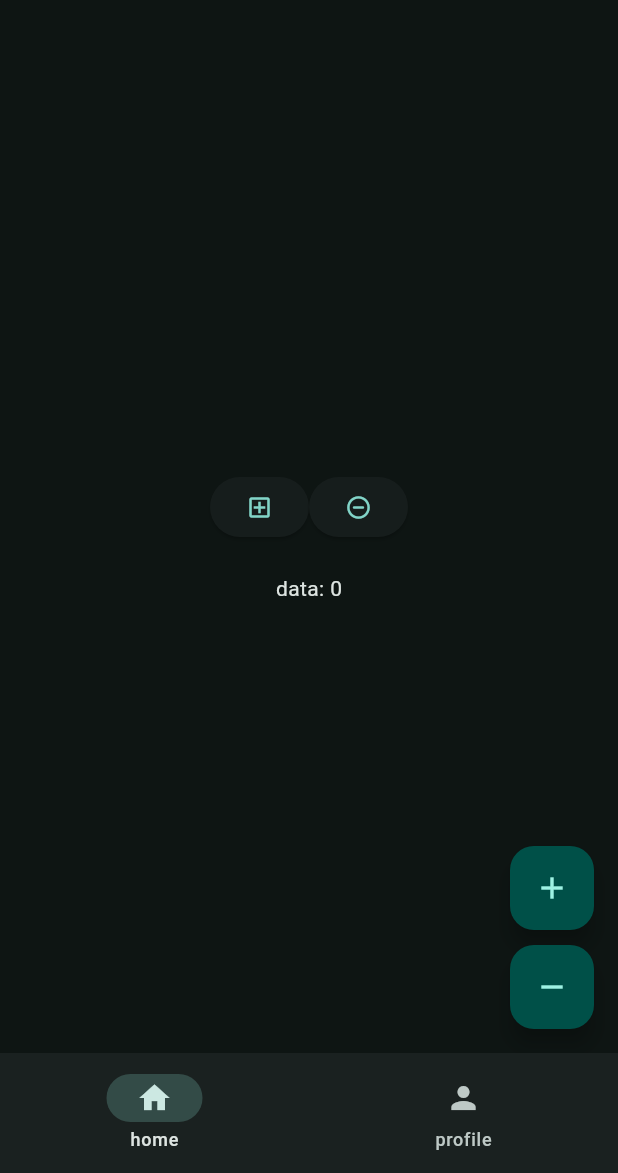
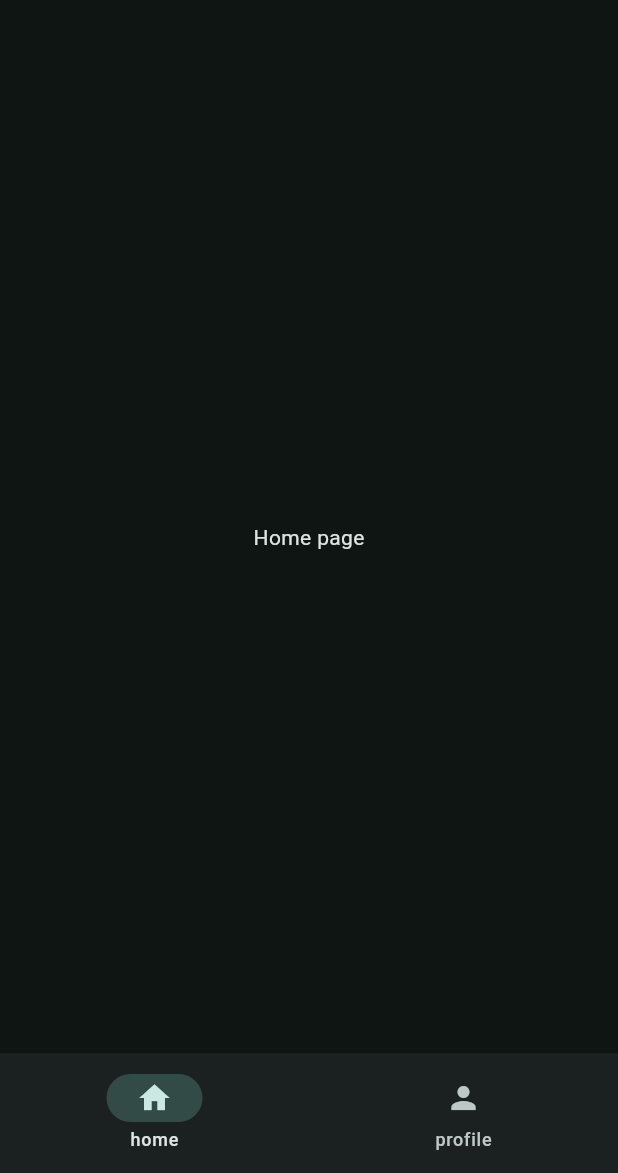
Before and after one commit to MNJTdhr/finish_flutter, a Flutter app: the screen it shows after launch, on a phone screen of 412 x 824 dp, the part 63-1236 px from its top. Run offline on Flutter 3.47's test engine with Material 3 defaults, Android fonts, the light colour scheme and no system bars.

Commit message:
updated home page

```diff
--- a/lib/view/screens/home_page.dart
+++ b/lib/view/screens/home_page.dart
@@ -1,56 +1,13 @@
 import 'package:flutter/material.dart';
 
 //view/screens/home_page.dart
-class HomePage extends StatefulWidget {
+class HomePage extends StatelessWidget {
   const HomePage({super.key});
 
   @override
-  State<HomePage> createState() => _HomePageState();
-}
-
-class _HomePageState extends State<HomePage> {
-  int _counter = 0;
-
-  void _incrementCounter() => setState(() => _counter++);
-  void _decrementCounter() => setState(() => _counter--);
-
-  @override
   Widget build(BuildContext context) {
-    return Scaffold(
-      body: Column(
-        mainAxisAlignment: MainAxisAlignment.center,
-        children: [
-          Row(
-            mainAxisAlignment: MainAxisAlignment.center,
-            children: [
-              ElevatedButton(
-                onPressed: () => _incrementCounter(),
-                child: Icon(Icons.add_box_outlined),
-              ),
-              ElevatedButton(
-                onPressed: () => _decrementCounter(),
-                child: Icon(Icons.remove_circle_outline_rounded),
-              ),
-            ],
-          ),
-          SizedBox(height: 20),
-          Center(child: Text("data: $_counter")),
-        ],
-      ),
-      floatingActionButton: Column(
-        mainAxisSize: MainAxisSize.min,
-        children: [
-          FloatingActionButton(
-            onPressed: _incrementCounter,
-            child: Icon(Icons.add),
-          ),
-          SizedBox(height: 10),
-          FloatingActionButton(
-            onPressed: _decrementCounter,
-            child: Icon(Icons.remove),
-          ),
-        ],
-      ),
+    return Center(
+      child: Text("Home page"),
     );
   }
 }
```
